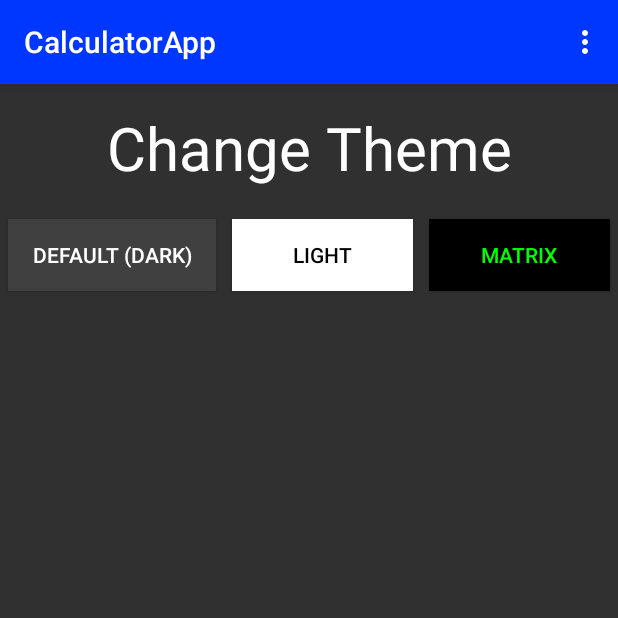
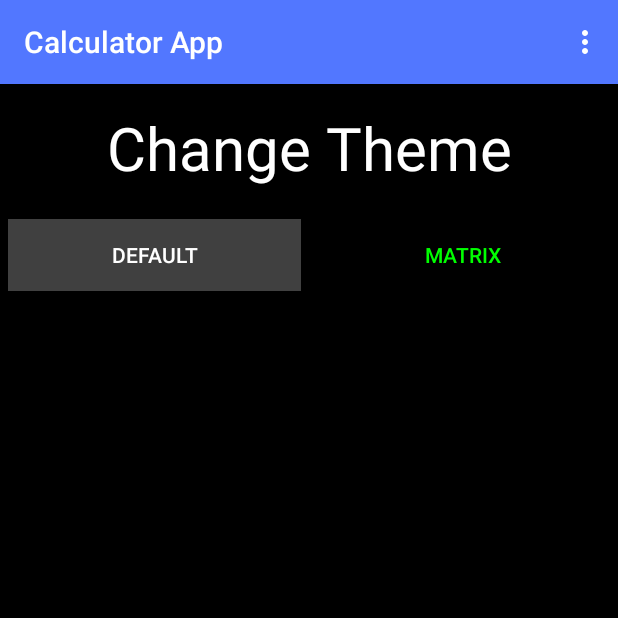
Before and after one commit to zacharymenter/calculator-app, an Android app: the screen it shows after launch (SettingsActivity), in the options menu, after a tap on "Settings", on a phone screen of 412 x 824 dp, the top half of it. Run offline under Robolectric (Android 15) with nearby library versions, the phone set to English and light mode, and no system bars.

Commit message:
Finish themes and some comments

```diff
--- a/app/src/main/java/com/example/calculatorapp/MainActivity.kt
+++ b/app/src/main/java/com/example/calculatorapp/MainActivity.kt
@@ -10,6 +10,11 @@ import android.widget.Button
 import kotlinx.android.synthetic.main.activity_main.*
 import android.view.MenuItem
 
+/**
+ * Main activity
+ *
+ * @constructor Create empty Main activity
+ */
 class MainActivity : AppCompatActivity() {
 
     private val inputKey = "INPUT_KEY"
@@ -19,28 +24,17 @@ class MainActivity : AppCompatActivity() {
     private var canAddDecimal = true
     private var canAddMinus = true
 
-    lateinit var sharedPreferences: SharedPreferences
-    val themeKey = "default"
+    private lateinit var sharedPreferences: SharedPreferences
+    private val themeKey = "default"
 
     override fun onCreate(savedInstanceState: Bundle?) {
         super.onCreate(savedInstanceState)
 
-        sharedPreferences = getSharedPreferences("ThemePref", Context.MODE_PRIVATE)
-
-        when (sharedPreferences.getString(themeKey, "default")) {
-            "default" -> {
-                theme.applyStyle(R.style.defaultTheme, true)
-            }
-            "matrix" -> {
-                theme.applyStyle(R.style.matrix, true)
-            }
-            "colorful" -> {
-                theme.applyStyle(R.style.colorful, true)
-            }
-        }
+        setAppTheme()
 
         setContentView(R.layout.activity_main)
 
+        //set up on click listeners for all buttons
         val button0 = findViewById<Button>(R.id.button0)
         button0.setOnClickListener{ addNumber(button0.text.toString()) }
 
@@ -90,29 +84,72 @@ class MainActivity : AppCompatActivity() {
         findViewById<Button>(R.id.equalsButton).setOnClickListener { calculate() }
     }
 
+    /**
+     * Set app theme
+     *
+     */
+    private fun setAppTheme() {
+        sharedPreferences = getSharedPreferences("ThemePref", Context.MODE_PRIVATE)
+
+        when (sharedPreferences.getString(themeKey, "default")) {
+            "default" -> {
+                theme.applyStyle(R.style.defaultTheme, true)
+            }
+            "matrix" -> {
+                theme.applyStyle(R.style.matrix, true)
+            }
+        }
+    }
+
+    /**
+     * On save instance state
+     *
+     * @param outState
+     */
     override fun onSaveInstanceState(outState: Bundle) {
         super.onSaveInstanceState(outState)
         outState.putString(inputKey, inputText.text.toString())
         outState.putString(resultKey, resultText.text.toString())
     }
 
+    /**
+     * On restore instance state
+     *
+     * @param savedInstanceState
+     */
     override fun onRestoreInstanceState(savedInstanceState: Bundle) {
         super.onRestoreInstanceState(savedInstanceState)
         inputText.text = savedInstanceState.getString(inputKey)
         resultText.text = savedInstanceState.getString(resultKey)
     }
 
+    /**
+     * Start settings activity
+     *
+     */
     private fun startSettingsActivity() {
         val intent = Intent(this, SettingsActivity::class.java)
         startActivity(intent)
     }
 
+    /**
+     * On create options menu
+     *
+     * @param menu
+     * @return
+     */
     override fun onCreateOptionsMenu(menu: Menu): Boolean {
         val inflater = menuInflater
         inflater.inflate(R.menu.menu_main, menu)
         return super.onCreateOptionsMenu(menu)
     }
 
+    /**
+     * On options item selected
+     *
+     * @param item
+     * @return
+     */
     override fun onOptionsItemSelected(item: MenuItem): Boolean {
         when (item.itemId) {
             R.id.menu_settings -> {
@@ -123,7 +160,9 @@ class MainActivity : AppCompatActivity() {
     }
 
     /**
-     * Adds the pressed number text to the input text view
+     * Add number adds the pressed number text to the input text view
+     *
+     * @param text
      */
     private fun addNumber(text: String) {
         resultText.text = ""
@@ -133,7 +172,8 @@ class MainActivity : AppCompatActivity() {
     }
 
     /**
-     * Adds a decimal point to the input text view if allowed
+     * Add decimal adds a decimal point to the input text view if allowed
+     *
      */
     private fun addDecimal() {
         if (canAddDecimal) {
@@ -146,7 +186,8 @@ class MainActivity : AppCompatActivity() {
     }
 
     /**
-     * Adds a subtract symbol to the text view if allowed.
+     * Add minus adds a subtract symbol to the text view if allowed.
+     *
      */
     private fun addMinus() {
         if (canAddMinus) {
@@ -162,7 +203,9 @@ class MainActivity : AppCompatActivity() {
     }
 
     /**
-     * Adds an operation symbol to the text view
+     * Add operator adds an operation symbol to the text view
+     *
+     * @param text
      */
     private fun addOperator(text: String) {
         if (canAddOperation) {
@@ -176,7 +219,8 @@ class MainActivity : AppCompatActivity() {
     }
 
     /**
-     * Clears the input and result text views and resets input boolean values
+     * All clear clears the input and result text views and resets input boolean values
+     *
      */
     private fun allClear() {
         inputText.text = ""
@@ -187,8 +231,9 @@ class MainActivity : AppCompatActivity() {
     }
 
     /**
-     * Removes the most recent character in the input text view and sets boolean values for
+     * Backspace removes the most recent character in the input text view and sets boolean values for
      * what can be entered after backspacing
+     *
      */
     private fun backSpace() {
         val length = inputText.length()
@@ -222,7 +267,8 @@ class MainActivity : AppCompatActivity() {
     }
 
     /**
-     * Calculates the result of the input
+     * Calculate calculates the result of the input
+     *
      */
     private fun calculate() {
         //only do calculations if input ends with a digit
--- a/app/src/main/java/com/example/calculatorapp/SettingsActivity.kt
+++ b/app/src/main/java/com/example/calculatorapp/SettingsActivity.kt
@@ -9,13 +9,36 @@ import android.view.Menu
 import android.view.MenuItem
 import android.widget.Button
 
+/**
+ * Settings activity
+ *
+ * @constructor Create empty Settings activity
+ */
 class SettingsActivity : AppCompatActivity() {
-    lateinit var sharedPreferences: SharedPreferences
-    val themeKey = "default"
+    private lateinit var sharedPreferences: SharedPreferences
+    private val themeKey = "default"
 
+    /**
+     * On create
+     *
+     * @param savedInstanceState
+     */
     override fun onCreate(savedInstanceState: Bundle?) {
         super.onCreate(savedInstanceState)
 
+        setAppTheme()
+
+        setContentView(R.layout.activity_settings)
+
+        //set up on click listeners for theme buttons
+        val defaultTheme = findViewById<Button>(R.id.default_theme)
+        defaultTheme.setOnClickListener { changeTheme(defaultTheme.id) }
+
+        val matrix = findViewById<Button>(R.id.matrix_theme)
+        matrix.setOnClickListener { changeTheme(matrix.id) }
+    }
+
+    private fun setAppTheme() {
         sharedPreferences = getSharedPreferences("ThemePref", Context.MODE_PRIVATE)
 
         when (sharedPreferences.getString(themeKey, "default")) {
@@ -25,29 +48,27 @@ class SettingsActivity : AppCompatActivity() {
             "matrix" -> {
                 theme.applyStyle(R.style.matrix, true)
             }
-            "colorful" -> {
-                theme.applyStyle(R.style.colorful, true)
-            }
         }
-
-        setContentView(R.layout.activity_settings)
-
-        val defaultTheme = findViewById<Button>(R.id.default_theme)
-        defaultTheme.setOnClickListener { changeTheme(defaultTheme.id) }
-
-        val matrix = findViewById<Button>(R.id.matrix_theme)
-        matrix.setOnClickListener { changeTheme(matrix.id) }
-
-        val theme2 = findViewById<Button>(R.id.colorful_theme)
-        theme2.setOnClickListener { changeTheme(theme2.id) }
     }
 
+    /**
+     * On create options menu
+     *
+     * @param menu
+     * @return
+     */
     override fun onCreateOptionsMenu(menu: Menu): Boolean {
         val inflater = menuInflater
         inflater.inflate(R.menu.menu_main, menu)
         return super.onCreateOptionsMenu(menu)
     }
 
+    /**
+     * On options item selected
+     *
+     * @param item
+     * @return
+     */
     override fun onOptionsItemSelected(item: MenuItem): Boolean {
         when (item.itemId) {
             R.id.menu_calculator -> {
@@ -57,11 +78,20 @@ class SettingsActivity : AppCompatActivity() {
         return super.onOptionsItemSelected(item)
     }
 
+    /**
+     * Start calculator activity
+     *
+     */
     private fun startCalculatorActivity() {
         val intent = Intent(this, MainActivity::class.java)
         startActivity(intent)
     }
 
+    /**
+     * Change theme
+     *
+     * @param id
+     */
     private fun changeTheme(id: Int) {
         when (id) {
             R.id.default_theme -> {
@@ -69,9 +99,6 @@ class SettingsActivity : AppCompatActivity() {
             }
             R.id.matrix_theme -> {
                 sharedPreferences.edit().putString(themeKey, "matrix").apply()
-            }
-            R.id.colorful_theme -> {
-                sharedPreferences.edit().putString(themeKey, "colorful").apply()
             }
         }
 
--- a/app/src/main/res/layout/activity_settings.xml
+++ b/app/src/main/res/layout/activity_settings.xml
@@ -26,19 +26,12 @@
             android:id="@+id/default_theme"
             android:text="@string/default_theme"
             app:layout_columnWeight="3"
+            android:textColor="@color/white"
             android:background="@color/gray"
             android:layout_margin="5dp"/>
 
         <Button
             android:id="@+id/matrix_theme"
-            android:text="@string/light"
-            app:layout_columnWeight="3"
-            android:background="@color/white"
-            android:textColor="@color/black"
-            android:layout_margin="5dp"/>
-
-        <Button
-            android:id="@+id/colorful_theme"
             android:text="@string/matrix"
             app:layout_columnWeight="3"
             android:background="@color/black"
--- a/app/src/main/res/values/colors.xml
+++ b/app/src/main/res/values/colors.xml
@@ -1,6 +1,6 @@
 <?xml version="1.0" encoding="utf-8"?>
 <resources>
-    <color name="blue">#0037FF</color>
+    <color name="blue">#5277FF</color>
     <color name="black">#FF000000</color>
     <color name="white">#FFFFFFFF</color>
     <color name="gray">#404040</color>
--- a/app/src/main/res/values/strings.xml
+++ b/app/src/main/res/values/strings.xml
@@ -1,9 +1,8 @@
 <resources>
-    <string name="app_name">CalculatorApp</string>
+    <string name="app_name">Calculator App</string>
     <string name="menu_settings">Settings</string>
     <string name="menu_calculator">Calculator</string>
     <string name="change_theme">Change Theme</string>
-    <string name="default_theme">Default (Dark)</string>
-    <string name="light">Light</string>
+    <string name="default_theme">Default</string>
     <string name="matrix">Matrix</string>
 </resources>
--- a/app/src/main/res/values/styles.xml
+++ b/app/src/main/res/values/styles.xml
@@ -1,6 +1,7 @@
 <?xml version="1.0" encoding="utf-8"?>
 <resources>
 
+    <!--Calculator buttons-->
     <style name="button">
         <item name="background">@null</item>
         <item name="android:textSize">25sp</item>
--- a/app/src/main/res/values/themes.xml
+++ b/app/src/main/res/values/themes.xml
@@ -1,22 +1,19 @@
 <resources xmlns:tools="http://schemas.android.com/tools">
 
-    <!-- Base application theme. -->
+    <!--Default application dark theme-->
     <style name="defaultTheme" parent="Theme.AppCompat">
         <item name="colorPrimary">@color/blue</item>
         <item name="colorButtonNormal">@color/gray</item>
         <item name="android:textColor">@color/white</item>
+        <item name="android:colorBackground">@color/black</item>
     </style>
 
-    <style name="light" parent="Theme.AppCompat">
-        <item name="colorPrimary">@color/white</item>
-        <item name="colorButtonNormal">@color/white</item>
-        <item name="android:textColor">@color/black</item>
-    </style>
-
+    <!--Matrix theme-->
     <style name="matrix" parent="Theme.AppCompat">
         <item name="colorPrimary">@color/matrix_green</item>
         <item name="colorButtonNormal">@color/black</item>
         <item name="android:textColor">@color/matrix_green</item>
+        <item name="android:colorBackground">@color/black</item>
     </style>
 
 </resources>
```
Also changed, not shown: app/src/main/java/com/example/calculatorapp/Calculations.kt (+20 -2 lines), app/src/main/res/layout-land/activity_main.xml (+16 -5 lines), app/src/main/res/layout/activity_main.xml (+26 -9 lines).
